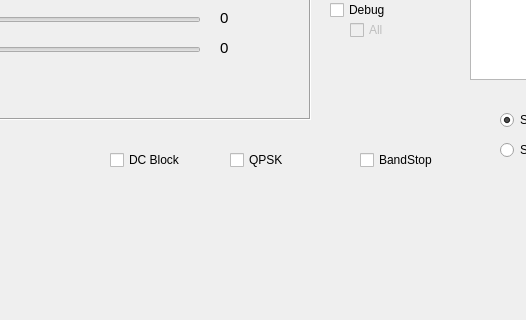
Before: the Qt Designer form Qt/SDR/current/mainwindow.ui in SergeAvdeyev/bladeRF, drawn with Qt 5; both pictures show x 550 to 1076 and y 187 to 507 of the 1294 by 740 pixel window.
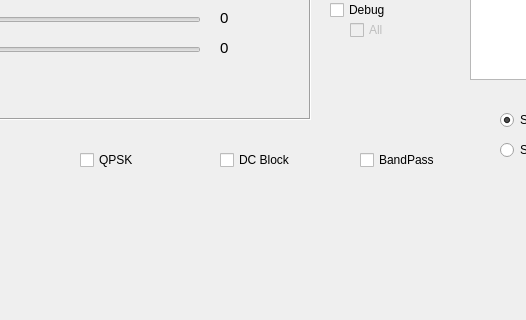
After: the same form once the commit is applied. Custom widgets are drawn as their Qt base class.

Patch:
```diff
--- a/Qt/SDR/current/mainwindow.ui
+++ b/Qt/SDR/current/mainwindow.ui
@@ -862,7 +862,7 @@
      </rect>
     </property>
     <property name="text">
-     <string>BandStop</string>
+     <string>BandPass</string>
     </property>
    </widget>
    <widget class="QCheckBox" name="IBox">
@@ -897,7 +897,7 @@
    <widget class="QCheckBox" name="RecordBox">
     <property name="geometry">
      <rect>
-      <x>780</x>
+      <x>630</x>
       <y>300</y>
       <width>86</width>
       <height>22</height>
@@ -910,7 +910,7 @@
    <widget class="QCheckBox" name="DCBlockBox">
     <property name="geometry">
      <rect>
-      <x>660</x>
+      <x>770</x>
       <y>300</y>
       <width>86</width>
       <height>22</height>
```
